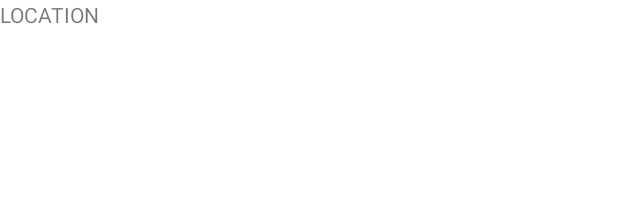
After one commit to chanjunren/TemiPatrol, an Android app: the layout route_card_item.xml on its own in the app's theme, with its tools: preview values and no code run, on a phone screen of 412 x 824 dp. The commit adds this screen. Shown: the top 198 px of the screen. Run offline under Robolectric (Android 15) with nearby library versions, the phone set to English and light mode, and no system bars.

Commit message:
Converted spinner into simple recycler view

```diff
--- /dev/null
+++ b/app/src/main/res/layout/route_card_item.xml
@@ -0,0 +1,16 @@
+<?xml version="1.0" encoding="utf-8"?>
+<androidx.constraintlayout.widget.ConstraintLayout
+    xmlns:android="http://schemas.android.com/apk/res/android"
+    xmlns:app="http://schemas.android.com/apk/res-auto"
+    xmlns:tools="http://schemas.android.com/tools"
+    android:layout_width="wrap_content"
+    android:layout_height="wrap_content">
+
+    <TextView
+        android:id="@+id/locationTv"
+        android:layout_width="wrap_content"
+        android:layout_height="wrap_content"
+        android:text="LOCATION"
+        app:layout_constraintStart_toStartOf="parent"
+        app:layout_constraintTop_toTopOf="parent" />
+</androidx.constraintlayout.widget.ConstraintLayout>
```
Also changed, not shown: app/src/main/java/com/robosolutions/temipatrol/views/DestinationAdapter.java (added, +55 -0 lines), app/src/main/java/com/robosolutions/temipatrol/views/RouteAdapter.java (+1 -52 lines).
